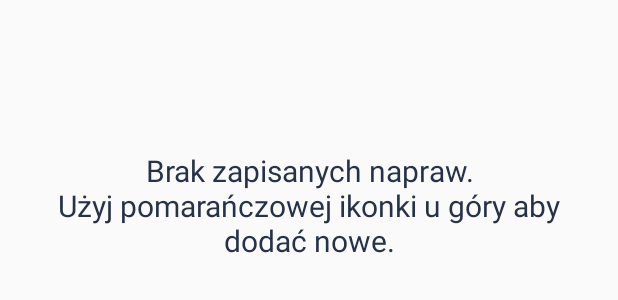
After one commit to Ishimura92/inzynierka, an Android app: the layout fragment_repair_history.xml on its own in the app's theme, with its tools: preview values and no code run, on a phone screen of 412 x 824 dp. The commit adds this screen. Shown: the top 300 px of the screen. Run offline under Robolectric (Android 15) with nearby library versions, the light colour scheme and no system bars.

Commit message:
Added repairs fragments and flow

```diff
--- a/app/src/main/java/com/example/luki/inzynierka/callbacks/MainActivityCallbacks.java
+++ b/app/src/main/java/com/example/luki/inzynierka/callbacks/MainActivityCallbacks.java
@@ -7,5 +7,7 @@ public interface MainActivityCallbacks {
 
     void changeToRefuelingFragment(String fragmentTitle);
 
+    void changeToRepairFragment(String fragmentTitle);
+
     Vehicle getCurrentVehicle();
 }
--- a/app/src/main/java/com/example/luki/inzynierka/fragments/RefuelingHistoryFragment.java
+++ b/app/src/main/java/com/example/luki/inzynierka/fragments/RefuelingHistoryFragment.java
@@ -11,7 +11,7 @@ import android.view.ViewGroup;
 import android.widget.TextView;
 
 import com.example.luki.inzynierka.R;
-import com.example.luki.inzynierka.adapters.RefuelingslListAdapter;
+import com.example.luki.inzynierka.adapters.RefuelingsListAdapter;
 import com.example.luki.inzynierka.callbacks.MainActivityCallbacks;
 import com.example.luki.inzynierka.callbacks.RefuelingCallbacks;
 import com.example.luki.inzynierka.models.Refueling;
@@ -43,7 +43,7 @@ public class RefuelingHistoryFragment extends Fragment {
     private RefuelingCallbacks refuelingCallbacks;
     private View view;
     private TextView textViewNoRefuelings;
-    private RefuelingslListAdapter adapter;
+    private RefuelingsListAdapter adapter;
     private List<Refueling> refuelingList;
     private RecyclerView recyclerViewFuel;
     private Realm realm;
@@ -78,7 +78,7 @@ public class RefuelingHistoryFragment extends Fragment {
     private void setAdapter() {
         if (!refuelingList.isEmpty()) textViewNoRefuelings.setVisibility(View.GONE);
         sortRefuelingListByDate();
-        adapter = new RefuelingslListAdapter(refuelingList, getContext(), this);
+        adapter = new RefuelingsListAdapter(refuelingList, getContext(), this);
         recyclerViewFuel.setLayoutManager(new LinearLayoutManager(getActivity()));
         recyclerViewFuel.setBackgroundColor(getResources().getColor(R.color.colorCardViewBackground));
         recyclerViewFuel.setAdapter(adapter);
--- /dev/null
+++ b/app/src/main/res/layout/fragment_repair_history.xml
@@ -0,0 +1,45 @@
+<?xml version="1.0" encoding="utf-8"?>
+<LinearLayout
+    android:id="@+id/fragment_repair_history"
+    android:orientation="vertical"
+    android:layout_width="match_parent"
+    android:layout_height="match_parent"
+    xmlns:android="http://schemas.android.com/apk/res/android">
+
+    <LinearLayout
+        android:orientation="vertical"
+        android:layout_width="match_parent"
+        android:elevation="10dp"
+        android:layout_height="match_parent"
+        android:gravity="bottom">
+
+        <android.support.design.widget.CoordinatorLayout
+            android:id="@+id/coordinatorLayoutRepair"
+            android:layout_width="match_parent"
+            android:layout_height="match_parent"
+            android:layout_gravity="center">
+
+            <android.support.v7.widget.RecyclerView
+                android:layout_width="match_parent"
+                android:layout_height="match_parent"
+                android:id="@+id/recyclerViewRepair"
+                android:paddingTop="10dp">
+            </android.support.v7.widget.RecyclerView>
+
+            <TextView
+                android:layout_width="wrap_content"
+                android:layout_height="wrap_content"
+                android:id="@+id/textViewNoRepairs"
+                android:text="Brak zapisanych napraw.\nUżyj pomarańczowej ikonki u góry aby dodać nowe."
+                android:gravity="center_vertical|center_horizontal"
+                android:textSize="20sp"
+                android:textColor="@color/colorPrimaryDark"
+                android:layout_marginTop="100dp"
+                android:layout_marginLeft="20dp"
+                android:layout_marginRight="20dp" />
+
+        </android.support.design.widget.CoordinatorLayout>
+
+    </LinearLayout>
+
+</LinearLayout>
--- /dev/null
+++ b/app/src/main/res/menu/repair_menu.xml
@@ -0,0 +1,4 @@
+<?xml version="1.0" encoding="utf-8"?>
+<menu xmlns:android="http://schemas.android.com/apk/res/android">
+
+</menu>
```
Also changed, not shown: app/src/main/java/com/example/luki/inzynierka/MainActivity.java (+41 -3 lines), app/src/main/java/com/example/luki/inzynierka/adapters/RefuelingsListAdapter.java (renamed from app/src/main/java/com/example/luki/inzynierka/adapters/RefuelingslListAdapter.java, +2 -8 lines), app/src/main/java/com/example/luki/inzynierka/adapters/RepairsListAdapter.java (added, +88 -0 lines), app/src/main/java/com/example/luki/inzynierka/callbacks/RepairCallbacks.java (added, +12 -0 lines), app/src/main/java/com/example/luki/inzynierka/fragments/RepairFragment.java (added, +112 -0 lines), app/src/main/java/com/example/luki/inzynierka/fragments/RepairHistoryFragment.java (added, +140 -0 lines), app/src/main/java/com/example/luki/inzynierka/fragments/RepairSummaryFragment.java (added, +122 -0 lines), app/src/main/res/layout/fragment_repair.xml (added, +24 -0 lines), app/src/main/res/layout/fragment_repair_summary.xml (added, +11 -0 lines).
